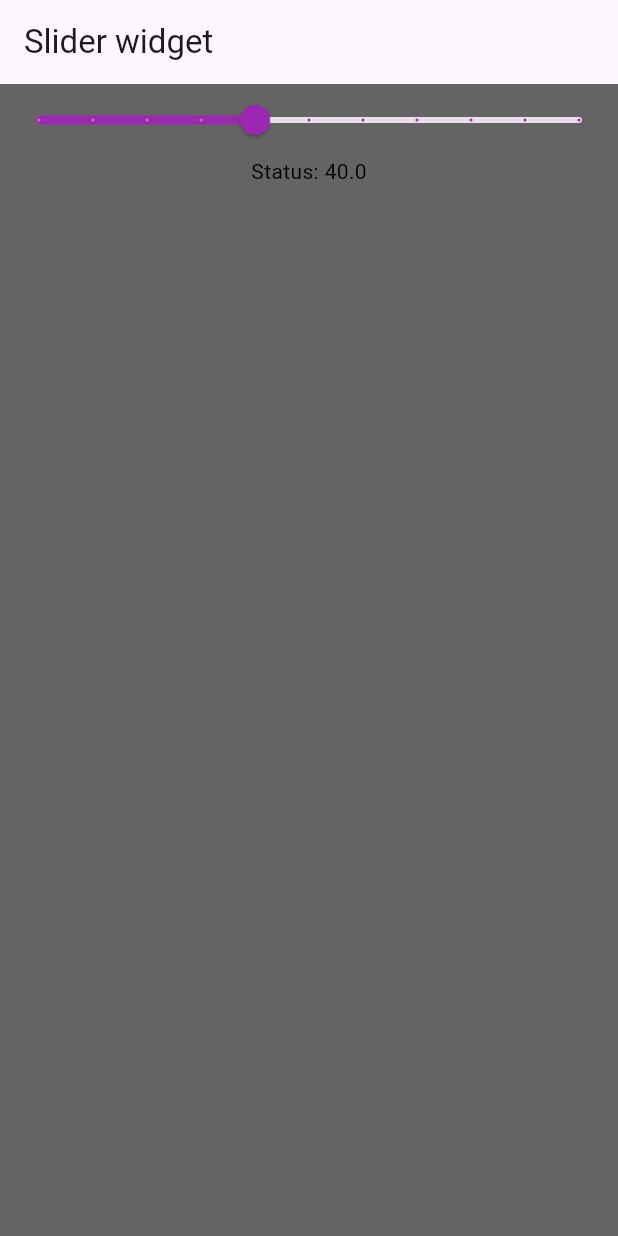
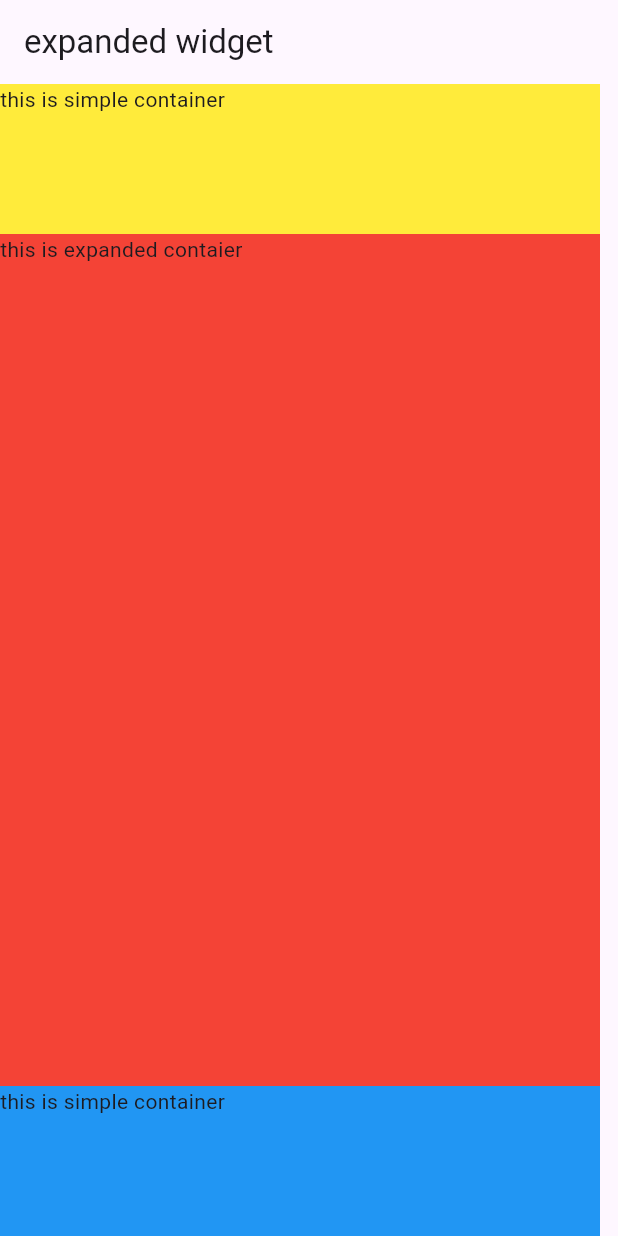
Before and after one commit to vaibhavt-nt/flutter_training, a Flutter app: the screen it shows after launch, on a phone screen of 412 x 824 dp. Run offline on Flutter 3.47's test engine with Material 3 defaults, Android fonts, the phone set to English and light mode, and no system bars; key blocks and very long unbroken strings in the code were emptied for the run.

Commit message:
Expanded widget learned

```diff
--- a/lib/main.dart
+++ b/lib/main.dart
@@ -2,6 +2,7 @@ import 'package:flutter/cupertino.dart';
 import 'package:flutter/material.dart';
 import 'package:flutter_training/widgets/Wrap.dart';
 import 'package:flutter_training/widgets/drawer.dart';
+import 'package:flutter_training/widgets/expanded.dart';
 import 'package:flutter_training/widgets/gesture_detector.dart';
 import 'package:flutter_training/widgets/gride_view.dart';
 import 'package:flutter_training/widgets/list_view.dart';
@@ -24,7 +25,7 @@ class homepage extends StatelessWidget {
   Widget build(BuildContext context) {
     return MaterialApp(
       title: "my home page",
-      home: slider_widget(),
+      home: Expande_Widget(),
     );
   }
 }
--- /dev/null
+++ b/lib/widgets/expanded.dart
@@ -0,0 +1,41 @@
+import 'package:flutter/cupertino.dart';
+import 'package:flutter/material.dart';
+
+class Expande_Widget extends StatelessWidget {
+  const Expande_Widget({super.key});
+
+  @override
+  Widget build(BuildContext context) {
+    return Scaffold(
+      appBar: AppBar(
+        title: Text("expanded widget"),
+      ),
+      body: SafeArea(
+        child: Column(
+          children: [
+            Container(
+              width: 400,
+              height: 100,
+              color: Colors.yellow,
+              child: Text("this is simple container"),
+            ),
+            Expanded(
+              child: Container(
+                width: 400,
+
+                color: Colors.red,
+                child: Text("this is expanded contaier"),
+              ),
+            ),
+            Container(
+              width: 400,
+              height: 100,
+              color: Colors.blue,
+              child: Text("this is simple container"),
+            ),
+          ],
+        ),
+      ),
+    );
+  }
+}
```
